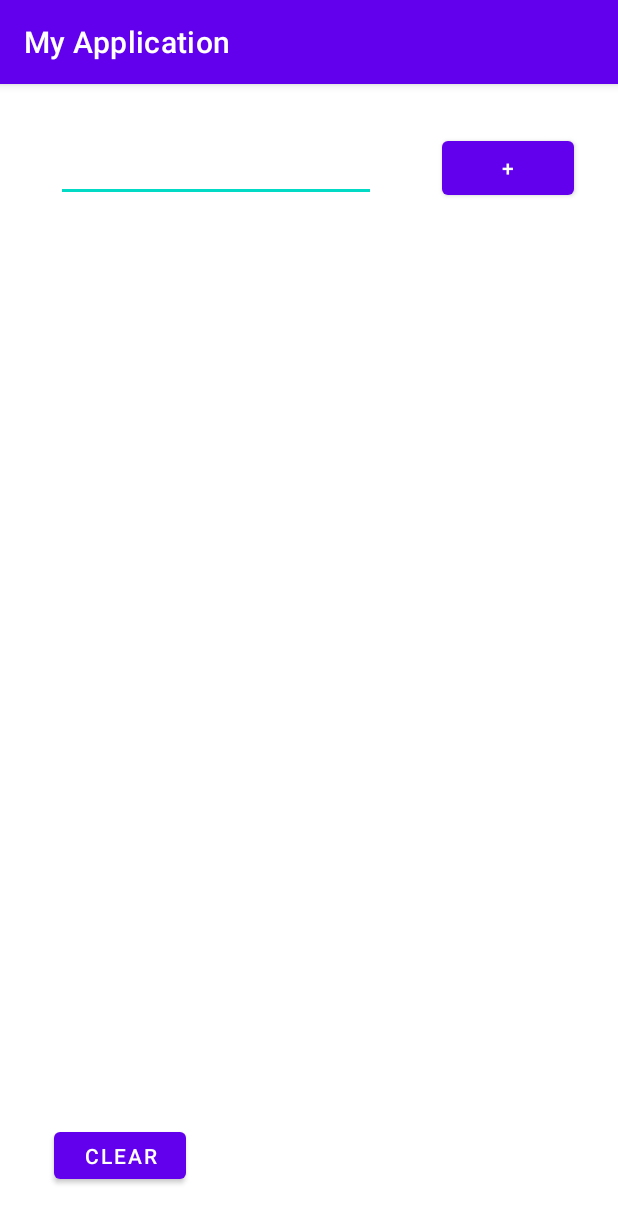
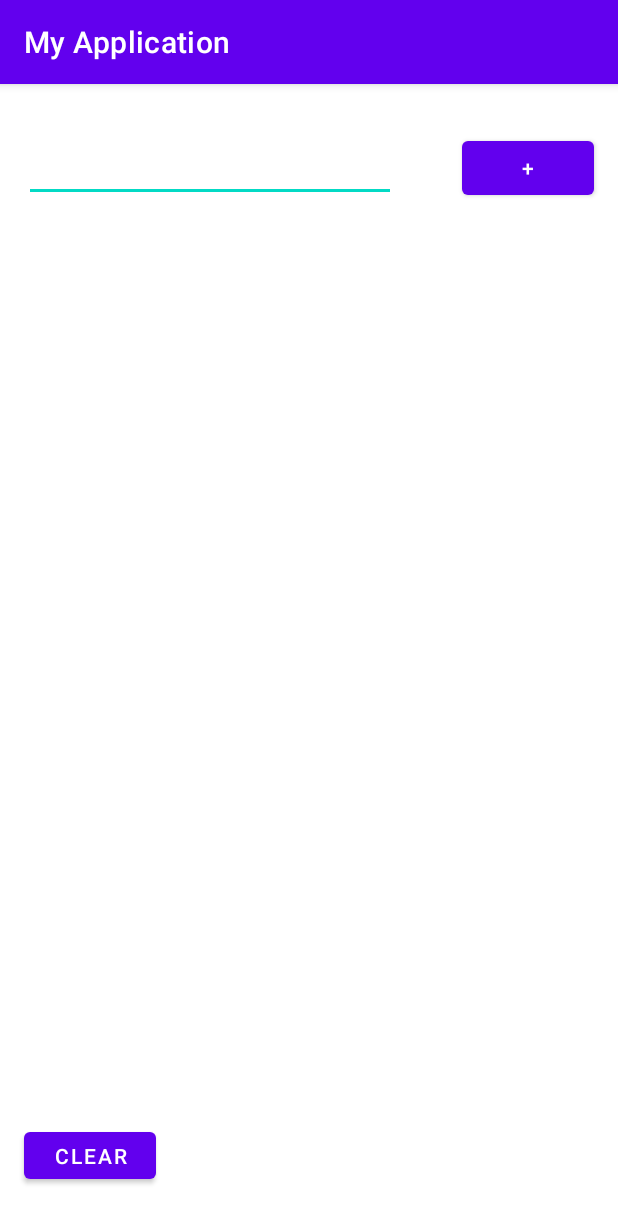
Before and after one commit to dmitryweiner/todolist-android, an Android app: the screen it shows after launch (MainActivity), on a phone screen of 412 x 824 dp. Shown: the top 1223 px of the screen. Run offline under Robolectric (Android 15) with nearby library versions, the phone set to English and light mode, and no system bars.

Commit message:
Fine tune layout according to http://developer.alexanderklimov.ru/android/layout/constraintlayout.php and https://stackoverflow.com/questions/52060492/how-to-make-view-fill-remaining-space-in-constraintslayout/52060794

```diff
--- a/app/src/main/res/layout/activity_main.xml
+++ b/app/src/main/res/layout/activity_main.xml
@@ -10,7 +10,7 @@
         android:id="@+id/buttonClear"
         android:layout_width="wrap_content"
         android:layout_height="43dp"
-        android:layout_marginStart="36dp"
+        android:layout_marginStart="16dp"
         android:layout_marginBottom="32dp"
         android:text="clear"
         app:layout_constraintBottom_toBottomOf="parent"
@@ -22,18 +22,23 @@
         android:layout_height="wrap_content"
         android:layout_marginStart="44dp"
         android:layout_marginTop="32dp"
+        android:layout_marginEnd="16dp"
         android:text="+"
+        app:layout_constraintEnd_toEndOf="parent"
+        app:layout_constraintHorizontal_bias="0.5"
         app:layout_constraintStart_toEndOf="@+id/editText"
         app:layout_constraintTop_toTopOf="parent" />
 
     <EditText
         android:id="@+id/editText"
-        android:layout_width="wrap_content"
+        android:layout_width="0dp"
         android:layout_height="wrap_content"
-        android:layout_marginStart="37dp"
+        android:layout_marginStart="16dp"
         android:layout_marginTop="33dp"
         android:ems="10"
         android:inputType="textPersonName"
+        app:layout_constraintEnd_toStartOf="@+id/button"
+        app:layout_constraintHorizontal_bias="0.5"
         app:layout_constraintStart_toStartOf="parent"
         app:layout_constraintTop_toTopOf="parent" />
 
@@ -41,7 +46,7 @@
         android:id="@+id/listView"
         android:layout_width="250dp"
         android:layout_height="81dp"
-        android:layout_marginStart="36dp"
+        android:layout_marginStart="16dp"
         android:layout_marginTop="32dp"
         app:layout_constraintBottom_toTopOf="@+id/buttonClear"
         app:layout_constraintStart_toStartOf="parent"
```
